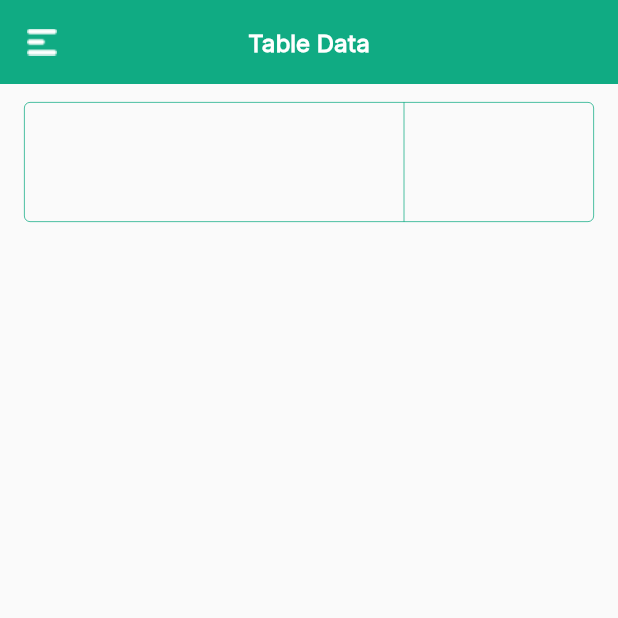
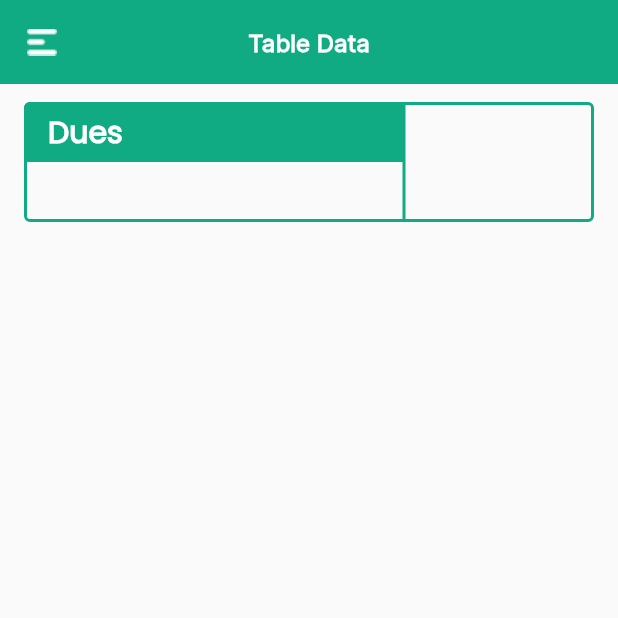
Before and after one commit to marufrobin/demo_limited_company, a Flutter app: the screen it shows after launch, on a phone screen of 412 x 824 dp, the top half of it. Run offline on Flutter 3.47's test engine with Material 2 defaults, Android fonts, the phone set to English and light mode, and no system bars.

Commit message:
1 st row done

```diff
--- a/lib/home_page.dart
+++ b/lib/home_page.dart
@@ -257,11 +257,12 @@ class BodyTable extends StatelessWidget {
       margin: const EdgeInsets.symmetric(vertical: 12, horizontal: 16),
       child: Table(
           border: TableBorder.all(
-              width: 0.5,
+              width: 2,
               color: Color(0xff10AB83),
               borderRadius: BorderRadius.circular(4)),
           columnWidths: <int, TableColumnWidth>{
             0: IntrinsicColumnWidth(flex: 2),
+            // 0: FlexColumnWidth(2),
             1: FlexColumnWidth(),
             // 2: FixedColumnWidth(10),
           },
@@ -269,20 +270,28 @@ class BodyTable extends StatelessWidget {
             TableRow(children: [
               TableCell(
                   verticalAlignment: TableCellVerticalAlignment.fill,
-                  child: Container(
-                    // color: Colors.green,
                   child: Column(
+                    crossAxisAlignment: CrossAxisAlignment.start,
                     children: [
                       Container(
-                          height: 40,
-                          // color: Colors.green,
+                        decoration: BoxDecoration(
+                          borderRadius:
+                              BorderRadius.only(topLeft: Radius.circular(4)),
+                          color: Color(0xff10AB83),
+                        ),
+                        width: double.infinity,
+                        padding:
+                            EdgeInsets.symmetric(horizontal: 16, vertical: 5),
+                        child: Text(
+                          "Dues",
+                          style: buildTS(20, Colors.white),
+                        ),
                       ),
                       Container(
                         height: 40,
                         // color: Colors.blueGrey,
                       )
                     ],
-                    ),
                   )),
               Container(
                 width: 78,
@@ -293,4 +302,12 @@ class BodyTable extends StatelessWidget {
           ]),
     );
   }
+
+  TextStyle buildTS(double fs, [Color? clr]) {
+    return TextStyle(
+        fontSize: fs,
+        fontWeight: FontWeight.w600,
+        fontFamily: "Poppins",
+        color: clr == null ? Color(0xff10AB83) : clr);
   }
+}
```
Lines whose indentation alone changed are shown as unchanged.
